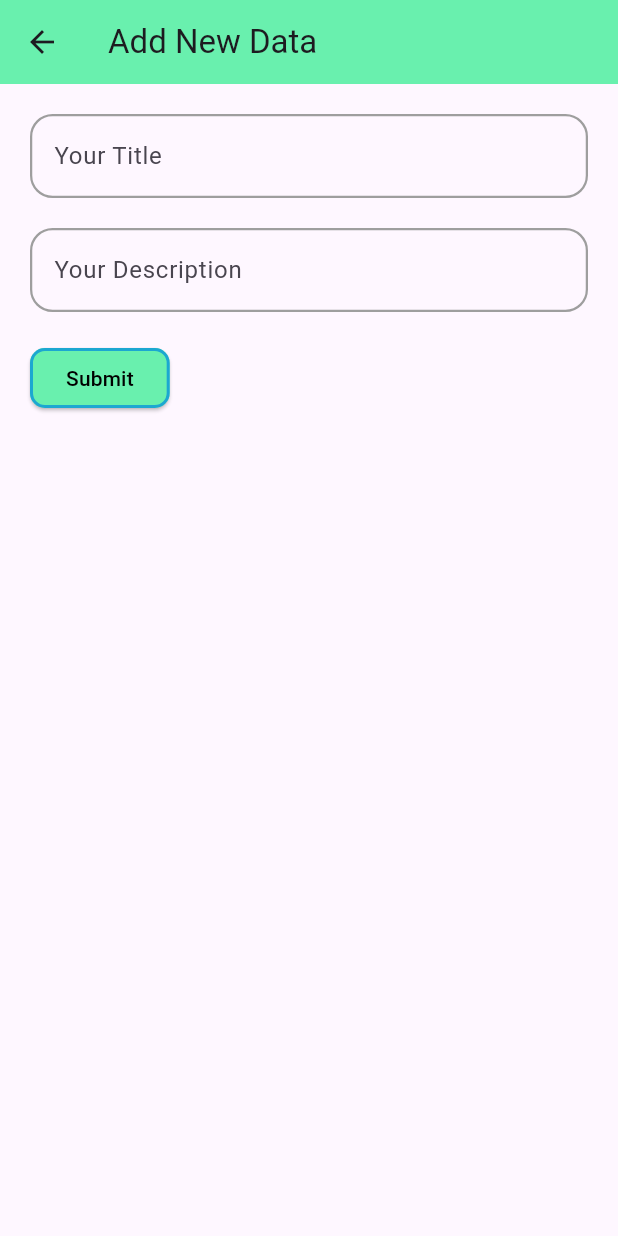
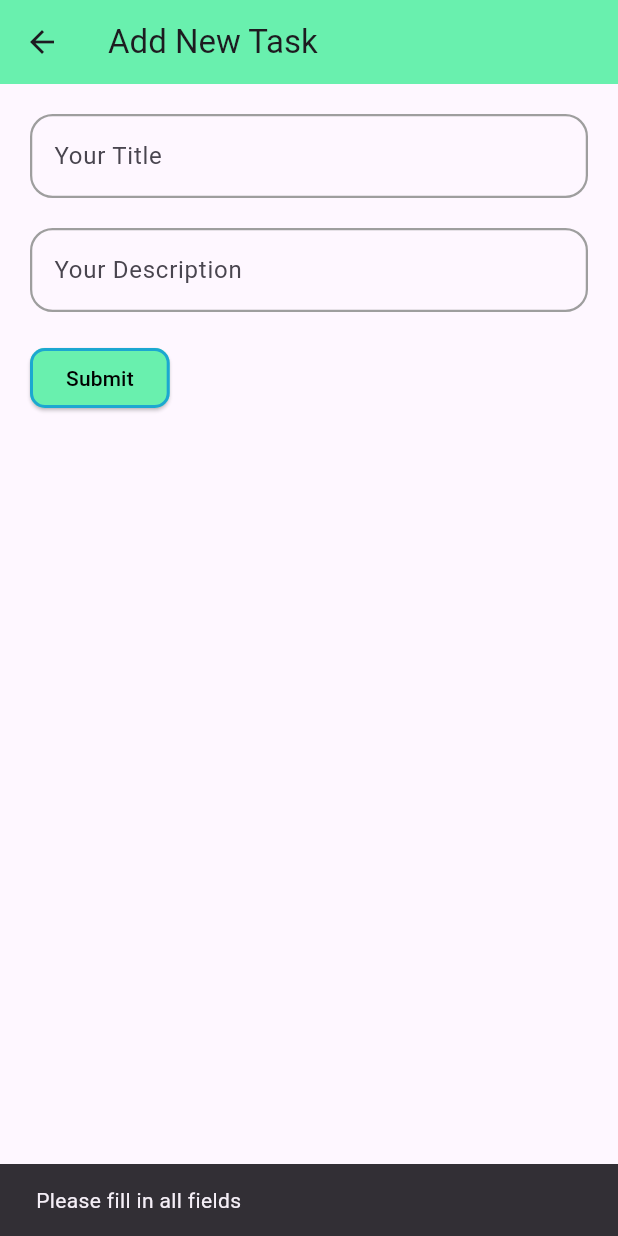
Before and after one commit to cvit-ai/day17testsqlite, a Flutter app: the Second screen opened directly, after a tap on "Submit", on a phone screen of 412 x 824 dp. Run offline on Flutter 3.47's test engine with Material 3 defaults, Android fonts, the phone set to English and light mode, and no system bars; our stand-ins replace sqflite; accounts and stored records are empty.

Commit message:
add all work

```diff
--- a/lib/screens/addedit.dart
+++ b/lib/screens/addedit.dart
@@ -1,70 +1,127 @@
 import 'package:flutter/material.dart';
+import '../db/database.dart';
+import '../models/task.dart';
 
 class Second extends StatefulWidget {
-  const Second({super.key});
+  final Task? task;
+
+  const Second({super.key, this.task});
 
   @override
   State<Second> createState() => _SecondState();
 }
 
 class _SecondState extends State<Second> {
+  final _titleController = TextEditingController();
+  final _descriptionController = TextEditingController();
+
+  @override
+  void initState() {
+    super.initState();
+    if (widget.task != null) {
+      _titleController.text = widget.task!.title;
+      _descriptionController.text = widget.task!.description;
+    }
+  }
+
+  @override
+  void dispose() {
+    _titleController.dispose();
+    _descriptionController.dispose();
+    super.dispose();
+  }
+
+  Future<void> _submit() async {
+    final title = _titleController.text.trim();
+    final description = _descriptionController.text.trim();
+
+    if (title.isEmpty || description.isEmpty) {
+      ScaffoldMessenger.of(context).showSnackBar(
+        const SnackBar(content: Text('Please fill in all fields')),
+      );
+      return;
+    }
+
+    final task = Task(
+      id: widget.task?.id,
+      title: title,
+      description: description,
+      isCompleted: widget.task?.isCompleted ?? 0,
+    );
+
+    if (widget.task == null) {
+      await DatabaseHelper.instance.insertTask(task);
+    } else {
+      await DatabaseHelper.instance.updateTask(task);
+    }
+
+    Navigator.pop(context);
+  }
+
   @override
   Widget build(BuildContext context) {
     return Scaffold(
       appBar: AppBar(
-      title: Text("Add New Data"),
+        title: Text(widget.task == null ? "Add New Task" : "Edit Task"),
         backgroundColor: Colors.greenAccent,
       ),
       body: Padding(
-      padding: EdgeInsetsGeometry.all(20),
+        padding: const EdgeInsets.all(20),
         child: Column(
           children: [
             TextFormField(
-              decoration:  InputDecoration(
+              controller: _titleController,
+              decoration: InputDecoration(
                 hintText: "Enter Your Title",
                 labelText: "Your Title",
-
                 enabledBorder: OutlineInputBorder(
                   borderRadius: BorderRadius.circular(15),
                   borderSide: const BorderSide(color: Colors.grey, width: 1.5),
                 ),
-
                 focusedBorder: OutlineInputBorder(
                   borderRadius: BorderRadius.circular(15),
-                  borderSide: const BorderSide(color: Color.fromARGB(255, 77, 41, 207), width: 2),
+                  borderSide: const BorderSide(
+                    color: Color.fromARGB(255, 77, 41, 207),
+                    width: 2,
                   ),
                 ),
               ),
-          SizedBox(height: 20,),
-
+            ),
+            const SizedBox(height: 20),
             TextFormField(
+              controller: _descriptionController,
               decoration: InputDecoration(
                 hintText: "Enter Your Description",
                 labelText: "Your Description",
-
                 enabledBorder: OutlineInputBorder(
                   borderRadius: BorderRadius.circular(15),
                   borderSide: const BorderSide(color: Colors.grey, width: 1.5),
                 ),
-
                 focusedBorder: OutlineInputBorder(
                   borderRadius: BorderRadius.circular(15),
-                  borderSide: const BorderSide(color: Color.fromARGB(255, 77, 41, 207), width: 2),
+                  borderSide: const BorderSide(
+                    color: Color.fromARGB(255, 77, 41, 207),
+                    width: 2,
                   ),
                 ),
               ),
-          SizedBox(height: 20,),
-
+            ),
+            const SizedBox(height: 20),
             Align(
               alignment: Alignment.centerLeft,
               child: ElevatedButton(
                 style: ElevatedButton.styleFrom(
                   backgroundColor: Colors.greenAccent,
                   foregroundColor: Colors.black,
-                    side: const BorderSide(color: Color.fromARGB(255, 28, 167, 209), width: 2),
-                    shape: RoundedRectangleBorder(borderRadius: BorderRadius.circular(10)),
+                  side: const BorderSide(
+                    color: Color.fromARGB(255, 28, 167, 209),
+                    width: 2,
                   ),
-                onPressed: (){},
+                  shape: RoundedRectangleBorder(
+                    borderRadius: BorderRadius.circular(10),
+                  ),
+                ),
+                onPressed: _submit,
                 child: const Text("Submit"),
               ),
             ),
```
Also changed, not shown: lib/db/database.dart (+25 -18 lines), lib/screens/home.dart (+82 -12 lines). Lines whose indentation alone changed are shown as unchanged.
